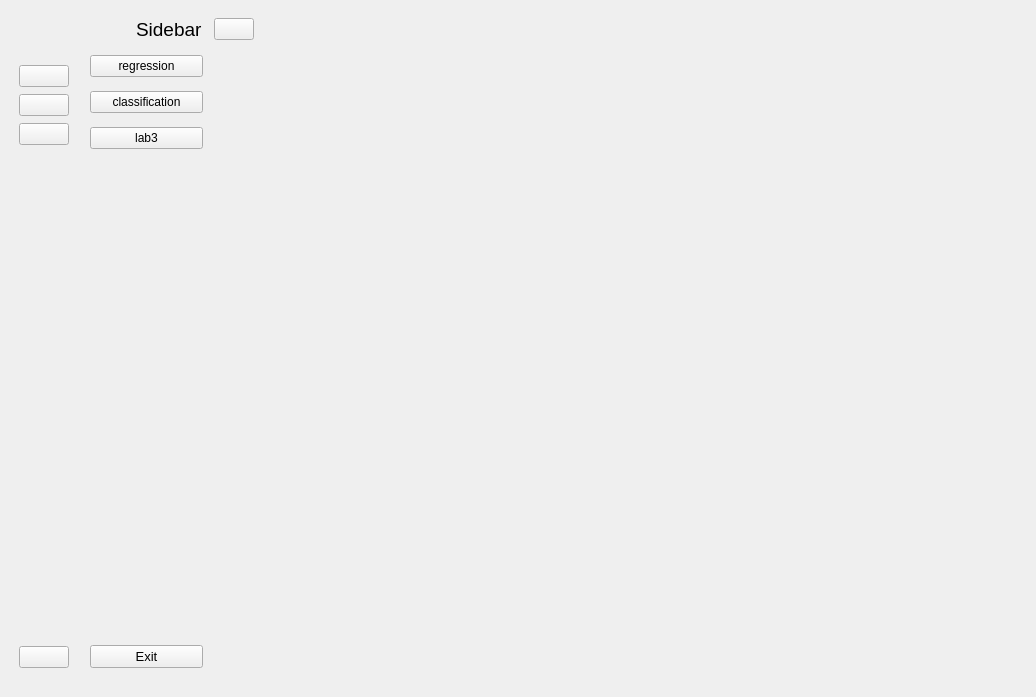
Qt form GUI.ui (Arellaf/GUI) before a commit.
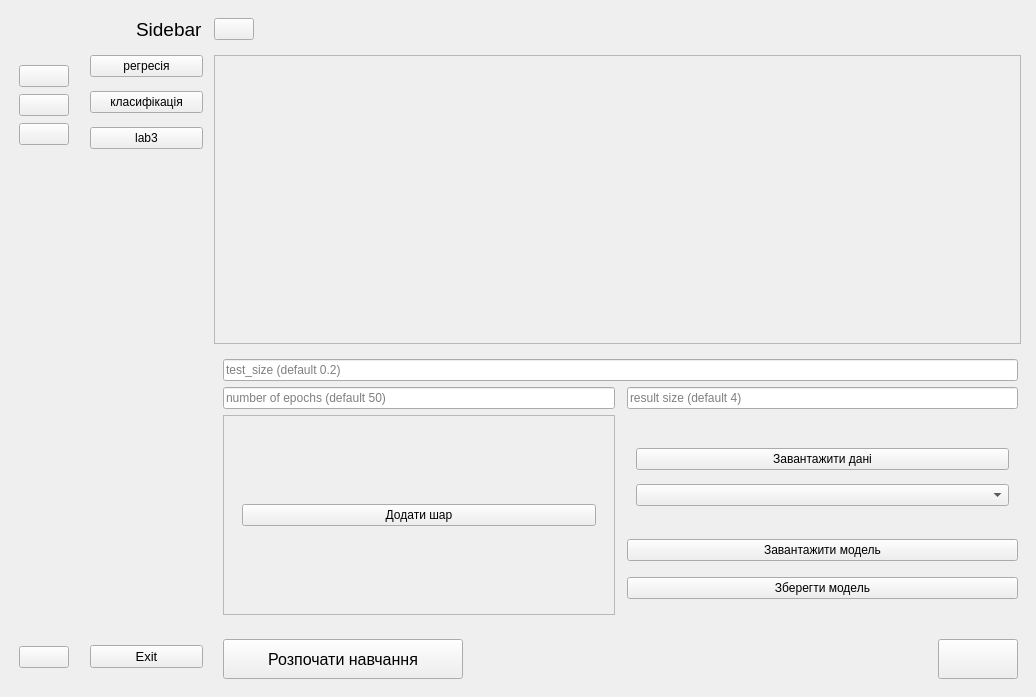
The same form after that commit. The open tabs and pages were chosen to show the change. Icons and pictures are not drawn.

Patch:
```diff
--- a/GUI.ui
+++ b/GUI.ui
@@ -217,7 +217,7 @@
          <item>
           <widget class="QPushButton" name="lab1_btn_2">
            <property name="text">
-            <string>regression</string>
+            <string>регресія</string>
            </property>
            <property name="checkable">
             <bool>true</bool>
@@ -230,7 +230,7 @@
          <item>
           <widget class="QPushButton" name="lab2_btn_2">
            <property name="text">
-            <string>classification</string>
+            <string>класифікація</string>
            </property>
            <property name="checkable">
             <bool>true</bool>
@@ -1094,7 +1094,373 @@
           </layout>
          </widget>
          <widget class="QWidget" name="page_3">
-          <layout class="QVBoxLayout" name="verticalLayout_7"/>
+          <layout class="QGridLayout" name="gridLayout_22">
+           <property name="leftMargin">
+            <number>0</number>
+           </property>
+           <property name="topMargin">
+            <number>0</number>
+           </property>
+           <property name="rightMargin">
+            <number>0</number>
+           </property>
+           <property name="bottomMargin">
+            <number>0</number>
+           </property>
+           <item row="0" column="0">
+            <widget class="QStackedWidget" name="stackedWidget_3">
+             <property name="currentIndex">
+              <number>0</number>
+             </property>
+             <widget class="QWidget" name="page_8">
+              <layout class="QGridLayout" name="gridLayout_15">
+               <property name="leftMargin">
+                <number>0</number>
+               </property>
+               <property name="topMargin">
+                <number>0</number>
+               </property>
+               <property name="rightMargin">
+                <number>0</number>
+               </property>
+               <property name="bottomMargin">
+                <number>0</number>
+               </property>
+               <item row="1" column="0" rowspan="2" colspan="2">
+                <widget class="QWidget" name="widget_12" native="true">
+                 <layout class="QGridLayout" name="gridLayout_16">
+                  <item row="2" column="0">
+                   <widget class="QScrollArea" name="scrollArea_5">
+                    <property name="minimumSize">
+                     <size>
+                      <width>350</width>
+                      <height>200</height>
+                     </size>
+                    </property>
+                    <property name="maximumSize">
+                     <size>
+                      <width>1000</width>
+                      <height>1000</height>
+                     </size>
+                    </property>
+                    <property name="widgetResizable">
+                     <bool>true</bool>
+                    </property>
+                    <widget class="QWidget" name="scrollAreaWidgetContents_5">
+                     <property name="geometry">
+                      <rect>
+                       <x>0</x>
+                       <y>0</y>
+                       <width>377</width>
+                       <height>198</height>
+                      </rect>
+                     </property>
+                     <layout class="QGridLayout" name="gridLayout_17">
+                      <item row="1" column="0">
+                       <widget class="QWidget" name="add_layers_model_4" native="true">
+                        <layout class="QGridLayout" name="gridLayout_18">
+                         <item row="0" column="0">
+                          <widget class="QPushButton" name="add_layer_btn_3">
+                           <property name="text">
+                            <string>Додати шар</string>
+                           </property>
+                          </widget>
+                         </item>
+                        </layout>
+                       </widget>
+                      </item>
+                     </layout>
+                    </widget>
+                   </widget>
+                  </item>
+                  <item row="2" column="2">
+                   <layout class="QVBoxLayout" name="verticalLayout_10">
+                    <property name="spacing">
+                     <number>0</number>
+                    </property>
+                    <item>
+                     <widget class="QWidget" name="widget_13" native="true">
+                      <property name="maximumSize">
+                       <size>
+                        <width>16777215</width>
+                        <height>92</height>
+                       </size>
+                      </property>
+                      <layout class="QGridLayout" name="gridLayout_19">
+                       <item row="0" column="0">
+                        <widget class="QPushButton" name="upload_my_data_3">
+                         <property name="minimumSize">
+                          <size>
+                           <width>0</width>
+                           <height>0</height>
+                          </size>
+                         </property>
+                         <property name="text">
+                          <string>Завантажити дані</string>
+                         </property>
+                         <property name="icon">
+                          <iconset resource="icons/resources.qrc">
+                           <normaloff>:/icons/file1.png</normaloff>:/icons/file1.png</iconset>
+                         </property>
+                        </widget>
+                       </item>
+                       <item row="1" column="0">
+                        <widget class="QComboBox" name="target_column_3"/>
+                       </item>
+                      </layout>
+                     </widget>
+                    </item>
+                    <item>
+                     <widget class="QPushButton" name="upload_my_model_3">
+                      <property name="text">
+                       <string>Завантажити модель</string>
+                      </property>
+                      <property name="icon">
+                       <iconset resource="icons/resources.qrc">
+                        <normaloff>:/icons/ai-model.ico</normaloff>:/icons/ai-model.ico</iconset>
+                      </property>
+                     </widget>
+                    </item>
+                    <item>
+                     <widget class="QPushButton" name="safe_model_btn_3">
+                      <property name="text">
+                       <string>Зберегти модель</string>
+                      </property>
+                      <property name="icon">
+                       <iconset resource="icons/resources.qrc">
+                        <normaloff>:/icons/download.ico</normaloff>:/icons/download.ico</iconset>
+                      </property>
+                     </widget>
+                    </item>
+                   </layout>
+                  </item>
+                  <item row="1" column="2">
+                   <widget class="QLineEdit" name="result_size_3">
+                    <property name="placeholderText">
+                     <string>result size (default 4)</string>
+                    </property>
+                   </widget>
+                  </item>
+                  <item row="1" column="0">
+                   <widget class="QLineEdit" name="epochs_size_3">
+                    <property name="placeholderText">
+                     <string>number of epochs (default 50) </string>
+                    </property>
+                   </widget>
+                  </item>
+                  <item row="0" column="0" colspan="3">
+                   <widget class="QLineEdit" name="test_size_3">
+                    <property name="placeholderText">
+                     <string>test_size (default 0.2) </string>
+                    </property>
+                   </widget>
+                  </item>
+                 </layout>
+                </widget>
+               </item>
+               <item row="3" column="0" colspan="2">
+                <widget class="QWidget" name="widget_14" native="true">
+                 <layout class="QHBoxLayout" name="horizontalLayout_12">
+                  <item>
+                   <widget class="QPushButton" name="learn_btn_4">
+                    <property name="minimumSize">
+                     <size>
+                      <width>240</width>
+                      <height>40</height>
+                     </size>
+                    </property>
+                    <property name="maximumSize">
+                     <size>
+                      <width>240</width>
+                      <height>40</height>
+                     </size>
+                    </property>
+                    <property name="font">
+                     <font>
+                      <pointsize>12</pointsize>
+                     </font>
+                    </property>
+                    <property name="text">
+                     <string>Розпочати навчання</string>
+                    </property>
+                    <property name="icon">
+                     <iconset resource="icons/resources.qrc">
+                      <normaloff>:/icons/video.ico</normaloff>:/icons/video.ico</iconset>
+                    </property>
+                    <property name="iconSize">
+                     <size>
+                      <width>40</width>
+                      <height>40</height>
+                     </size>
+                    </property>
+                   </widget>
+                  </item>
+                  <item>
+                   <spacer name="horizontalSpacer_6">
+                    <property name="orientation">
+                     <enum>Qt::Horizontal</enum>
+                    </property>
+                    <property name="sizeHint" stdset="0">
+                     <size>
+                      <width>188</width>
+                      <height>20</height>
+                     </size>
+                    </property>
+                   </spacer>
+                  </item>
+                  <item>
+                   <widget class="QPushButton" name="stackedWidget_btn_next_7">
+                    <property name="minimumSize">
+                     <size>
+                      <width>80</width>
+                      <height>40</height>
+                     </size>
+                    </property>
+                    <property name="maximumSize">
+                     <size>
+                      <width>50</width>
+                      <height>50</height>
+                     </size>
+                    </property>
+                    <property name="text">
+                     <string/>
+                    </property>
+                    <property name="icon">
+                     <iconset resource="icons/resources.qrc">
+                      <normaloff>:/icons/right-arrow.ico</normaloff>:/icons/right-arrow.ico</iconset>
+                    </property>
+                   </widget>
+                  </item>
+                 </layout>
+                </widget>
+               </item>
+               <item row="0" column="0">
+                <widget class="QScrollArea" name="scrollArea_6">
+                 <property name="widgetResizable">
+                  <bool>true</bool>
+                 </property>
+                 <widget class="QWidget" name="scrollAreaWidgetContents_6">
+                  <property name="geometry">
+                   <rect>
+                    <x>0</x>
+                    <y>0</y>
+                    <width>784</width>
+                    <height>270</height>
+                   </rect>
+                  </property>
+                  <layout class="QGridLayout" name="gridLayout_20">
+                   <item row="0" column="0">
+                    <widget class="QLabel" name="result_model_4">
+                     <property name="minimumSize">
+                      <size>
+                       <width>0</width>
+                       <height>0</height>
+                      </size>
+                     </property>
+                     <property name="maximumSize">
+                      <size>
+                       <width>2200</width>
+                       <height>2200</height>
+                      </size>
+                     </property>
+                     <property name="font">
+                      <font>
+                       <pointsize>10</pointsize>
+                      </font>
+                     </property>
+                     <property name="text">
+                      <string/>
+                     </property>
+                    </widget>
+                   </item>
+                  </layout>
+                 </widget>
+                </widget>
+               </item>
+              </layout>
+             </widget>
+             <widget class="QWidget" name="page_9">
+              <layout class="QGridLayout" name="gridLayout_21">
+               <item row="6" column="0" alignment="Qt::AlignBottom">
+                <widget class="QWidget" name="widget_15" native="true">
+                 <layout class="QHBoxLayout" name="horizontalLayout_13">
+                  <item>
+                   <spacer name="horizontalSpacer_7">
+                    <property name="orientation">
+                     <enum>Qt::Horizontal</enum>
+                    </property>
+                    <property name="sizeHint" stdset="0">
+                     <size>
+                      <width>324</width>
+                      <height>20</height>
+                     </size>
+                    </property>
+                   </spacer>
+                  </item>
+                  <item>
+                   <layout class="QHBoxLayout" name="horizontalLayout_14">
+                    <item>
+                     <widget class="QPushButton" name="stackedWidget_btn_back_5">
+                      <property name="minimumSize">
+                       <size>
+                        <width>80</width>
+                        <height>40</height>
+                       </size>
+                      </property>
+                      <property name="maximumSize">
+                       <size>
+                        <width>50</width>
+                        <height>50</height>
+                       </size>
+                      </property>
+                      <property name="text">
+                       <string/>
+                      </property>
+                      <property name="icon">
+                       <iconset resource="icons/resources.qrc">
+                        <normaloff>:/icons/left-arrow.ico</normaloff>:/icons/left-arrow.ico</iconset>
+                      </property>
+                      <property name="iconSize">
+                       <size>
+                        <width>30</width>
+                        <height>30</height>
+                       </size>
+                      </property>
+                     </widget>
+                    </item>
+                    <item>
+                     <widget class="QPushButton" name="stackedWidget_btn_next_8">
+                      <property name="minimumSize">
+                       <size>
+                        <width>80</width>
+                        <height>40</height>
+                       </size>
+                      </property>
+                      <property name="maximumSize">
+                       <size>
+                        <width>50</width>
+                        <height>50</height>
+                       </size>
+                      </property>
+                      <property name="text">
+                       <string/>
+                      </property>
+                      <property name="icon">
+                       <iconset resource="icons/resources.qrc">
+                        <normaloff>:/icons/right-arrow.ico</normaloff>:/icons/right-arrow.ico</iconset>
+                      </property>
+                     </widget>
+                    </item>
+                   </layout>
+                  </item>
+                 </layout>
+                </widget>
+               </item>
+              </layout>
+             </widget>
+            </widget>
+           </item>
+          </layout>
          </widget>
         </widget>
        </item>
```
Left out of the diff: 304 changed lines with no effect on the pictures.
